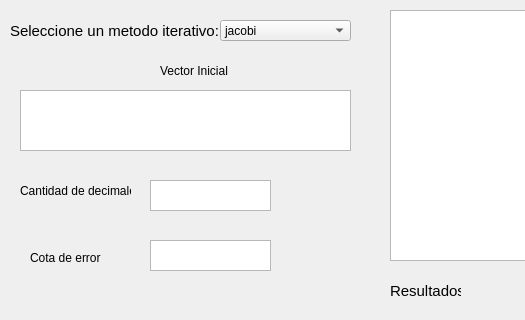
maria-angslz/tp_matesuperior, file IG/VentanaMetodo.ui: the form before one commit; both pictures show x 0 to 525 and y 0 to 320 of the 949 by 556 pixel window.
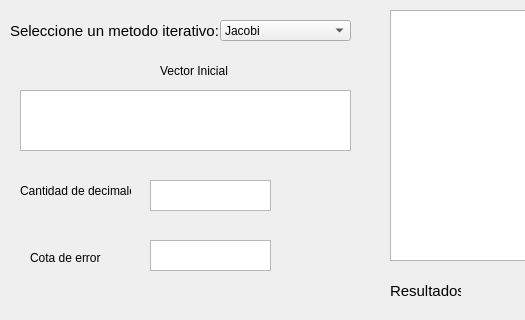
The form after the commit.

Commit message: arreglo de leyenda en combobox

```diff
--- a/IG/VentanaMetodo.ui
+++ b/IG/VentanaMetodo.ui
@@ -25,7 +25,7 @@
     </property>
     <item>
      <property name="text">
-      <string>jacobi</string>
+      <string>Jacobi</string>
      </property>
     </item>
     <item>
```
Left out of the diff: 2 changed lines with no effect on the pictures. The commit also changes 2 other files.
